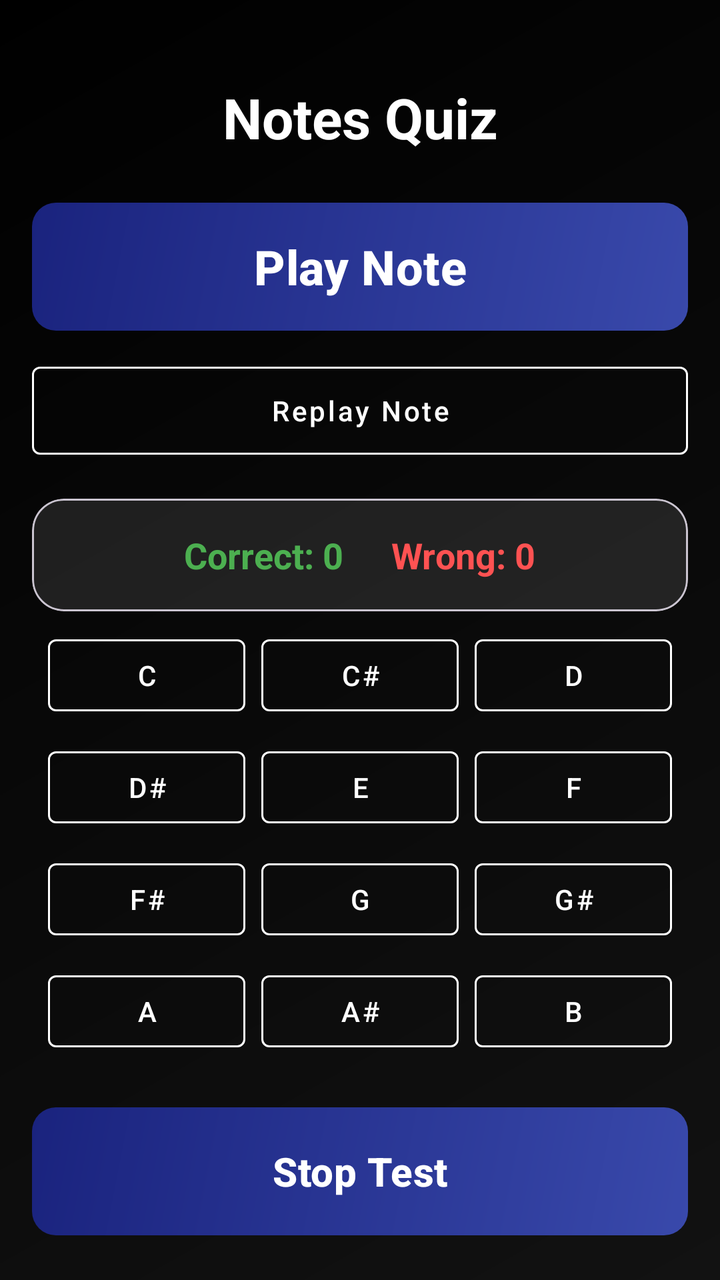
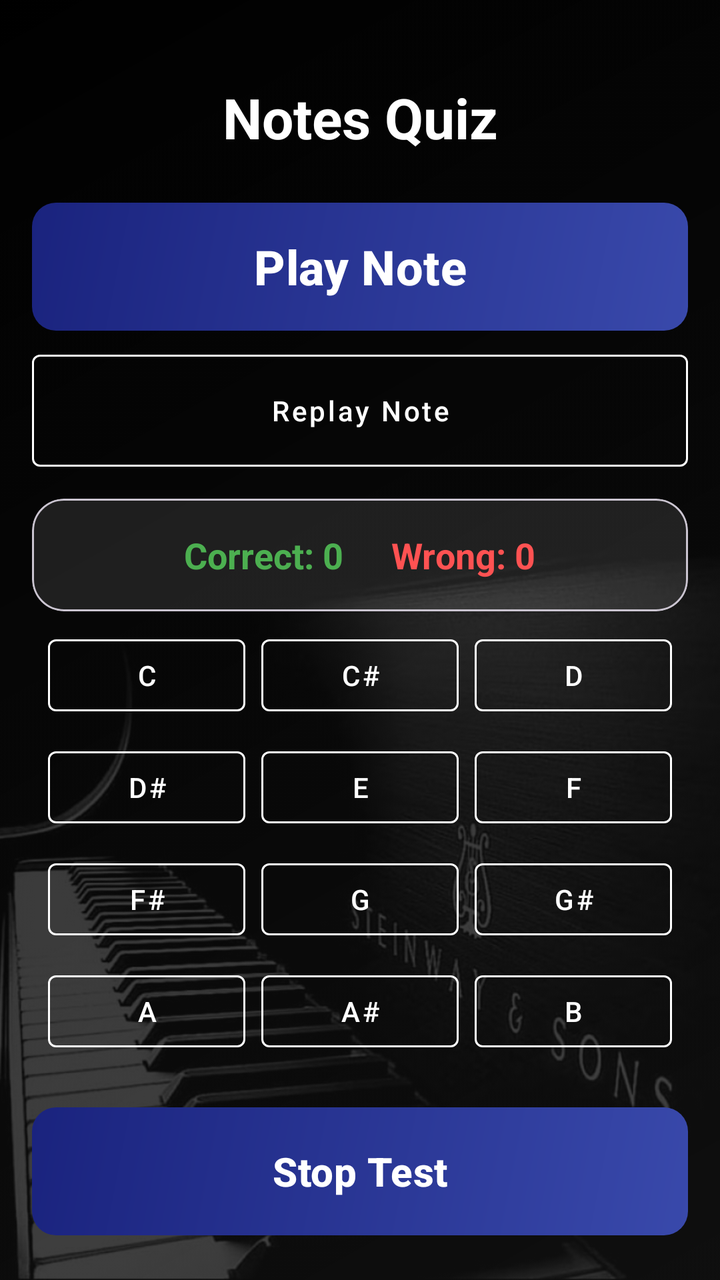

Screens rendered from an Android XML layout before and after an edit, with the pre-edit source and the edit as a unified diff.
<!-- AndroidManifest.xml: application theme Theme.GeffenFinalProject -->
<!-- res/layout/activity_user_notes_quiz.xml -->
<?xml version="1.0" encoding="utf-8"?>
<androidx.constraintlayout.widget.ConstraintLayout xmlns:android="http://schemas.android.com/apk/res/android"
    xmlns:app="http://schemas.android.com/apk/res-auto"
    xmlns:tools="http://schemas.android.com/tools"
    android:id="@+id/main"
    android:layout_width="match_parent"
    android:layout_height="match_parent"
    android:background="@drawable/main_gradient"
    tools:context=".user_notes_quiz">

    <ScrollView
        android:layout_width="match_parent"
        android:layout_height="match_parent"
        android:fillViewport="true">

        <LinearLayout
            android:layout_width="match_parent"
            android:layout_height="wrap_content"
            android:orientation="vertical"
            android:padding="16dp">

            <TextView
                android:layout_width="match_parent"
                android:layout_height="wrap_content"
                android:layout_marginTop="24dp"
                android:layout_marginBottom="24dp"
                android:textColor="@color/white"
                android:textStyle="bold"
                android:text="Notes Quiz"
                android:gravity="center"
                android:textSize="28sp" />

            <com.google.android.material.button.MaterialButton
                android:id="@+id/btnPlay"
                android:layout_width="match_parent"
                android:layout_height="64dp"
                android:text="Play Note"
                android:textColor="@color/white"
                android:background="@drawable/button_primary"
                app:backgroundTint="@null"
                app:cornerRadius="12dp"
                android:textSize="24sp"
                android:textStyle="bold"
                android:textAllCaps="false"
                android:layout_marginBottom="12dp" />

            <com.google.android.material.button.MaterialButton
                android:id="@+id/replay"
                style="@style/Widget.MaterialComponents.Button.OutlinedButton"
                android:layout_width="match_parent"
                android:layout_height="56dp"
                android:layout_marginBottom="16dp"
                android:text="Replay Note"
                android:textAllCaps="false"
                android:textColor="@color/white"
                app:strokeColor="@color/white" />

            <com.google.android.material.card.MaterialCardView
                android:layout_width="match_parent"
                android:layout_height="wrap_content"
                app:cardBackgroundColor="#1AFFFFFF"
                app:cardCornerRadius="16dp"
                app:cardElevation="0dp">

                <LinearLayout
                    android:layout_width="match_parent"
                    android:layout_height="wrap_content"
                    android:gravity="center"
                    android:orientation="horizontal"
                    android:padding="16dp">

                    <TextView
                        android:id="@+id/scoreText"
                        android:layout_width="wrap_content"
                        android:layout_height="wrap_content"
                        android:layout_marginEnd="24dp"
                        android:text="Correct: 0"
                        android:textColor="#4CAF50"
                        android:textSize="18sp"
                        android:textStyle="bold" />

                    <TextView
                        android:id="@+id/wrongText"
                        android:layout_width="wrap_content"
                        android:layout_height="wrap_content"
                        android:text="Wrong: 0"
                        android:textColor="#FF5252"
                        android:textSize="18sp"
                        android:textStyle="bold" />
                </LinearLayout>
            </com.google.android.material.card.MaterialCardView>

            <GridLayout
                android:layout_width="match_parent"
                android:layout_height="wrap_content"
                android:columnCount="3"
                android:padding="4dp">

                <com.google.android.material.button.MaterialButton android:id="@+id/btnC" android:layout_width="0dp" android:layout_gravity="fill_horizontal" android:layout_columnWeight="1" android:text="C" style="@style/Widget.MaterialComponents.Button.OutlinedButton" android:textColor="@color/white" app:strokeColor="@color/white" android:layout_margin="4dp"/>
                <com.google.android.material.button.MaterialButton android:id="@+id/btnCSharp" android:layout_width="0dp" android:layout_gravity="fill_horizontal" android:layout_columnWeight="1" android:text="C#" style="@style/Widget.MaterialComponents.Button.OutlinedButton" android:textColor="@color/white" app:strokeColor="@color/white" android:layout_margin="4dp"/>
                <com.google.android.material.button.MaterialButton android:id="@+id/btnD" android:layout_width="0dp" android:layout_gravity="fill_horizontal" android:layout_columnWeight="1" android:text="D" style="@style/Widget.MaterialComponents.Button.OutlinedButton" android:textColor="@color/white" app:strokeColor="@color/white" android:layout_margin="4dp"/>
                <com.google.android.material.button.MaterialButton android:id="@+id/btnDSharp" android:layout_width="0dp" android:layout_gravity="fill_horizontal" android:layout_columnWeight="1" android:text="D#" style="@style/Widget.MaterialComponents.Button.OutlinedButton" android:textColor="@color/white" app:strokeColor="@color/white" android:layout_margin="4dp"/>
                <com.google.android.material.button.MaterialButton android:id="@+id/btnE" android:layout_width="0dp" android:layout_gravity="fill_horizontal" android:layout_columnWeight="1" android:text="E" style="@style/Widget.MaterialComponents.Button.OutlinedButton" android:textColor="@color/white" app:strokeColor="@color/white" android:layout_margin="4dp"/>
                <com.google.android.material.button.MaterialButton android:id="@+id/btnF" android:layout_width="0dp" android:layout_gravity="fill_horizontal" android:layout_columnWeight="1" android:text="F" style="@style/Widget.MaterialComponents.Button.OutlinedButton" android:textColor="@color/white" app:strokeColor="@color/white" android:layout_margin="4dp"/>
                <com.google.android.material.button.MaterialButton android:id="@+id/btnFSharp" android:layout_width="0dp" android:layout_gravity="fill_horizontal" android:layout_columnWeight="1" android:text="F#" style="@style/Widget.MaterialComponents.Button.OutlinedButton" android:textColor="@color/white" app:strokeColor="@color/white" android:layout_margin="4dp"/>
                <com.google.android.material.button.MaterialButton android:id="@+id/btnG" android:layout_width="0dp" android:layout_gravity="fill_horizontal" android:layout_columnWeight="1" android:text="G" style="@style/Widget.MaterialComponents.Button.OutlinedButton" android:textColor="@color/white" app:strokeColor="@color/white" android:layout_margin="4dp"/>
                <com.google.android.material.button.MaterialButton android:id="@+id/btnGSharp" android:layout_width="0dp" android:layout_gravity="fill_horizontal" android:layout_columnWeight="1" android:text="G#" style="@style/Widget.MaterialComponents.Button.OutlinedButton" android:textColor="@color/white" app:strokeColor="@color/white" android:layout_margin="4dp"/>
                <com.google.android.material.button.MaterialButton android:id="@+id/btnA" android:layout_width="0dp" android:layout_gravity="fill_horizontal" android:layout_columnWeight="1" android:text="A" style="@style/Widget.MaterialComponents.Button.OutlinedButton" android:textColor="@color/white" app:strokeColor="@color/white" android:layout_margin="4dp"/>
                <com.google.android.material.button.MaterialButton android:id="@+id/btnASharp" android:layout_width="0dp" android:layout_gravity="fill_horizontal" android:layout_columnWeight="1" android:text="A#" style="@style/Widget.MaterialComponents.Button.OutlinedButton" android:textColor="@color/white" app:strokeColor="@color/white" android:layout_margin="4dp"/>
                <com.google.android.material.button.MaterialButton android:id="@+id/btnB" android:layout_width="0dp" android:layout_gravity="fill_horizontal" android:layout_columnWeight="1" android:text="B" style="@style/Widget.MaterialComponents.Button.OutlinedButton" android:textColor="@color/white" app:strokeColor="@color/white" android:layout_margin="4dp"/>

            </GridLayout>

            <com.google.android.material.button.MaterialButton
                android:id="@+id/btnStop"
                android:layout_width="match_parent"
                android:layout_height="64dp"
                android:text="Stop Test"
                android:textColor="@color/white"
                android:background="@drawable/button_primary"
                app:backgroundTint="@null"
                app:cornerRadius="12dp"
                android:textSize="20sp"
                android:textStyle="bold"
                android:textAllCaps="false"
                android:layout_marginTop="16dp" />

        </LinearLayout>
    </ScrollView>

</androidx.constraintlayout.widget.ConstraintLayout>
<!-- resources referenced by this layout -->
<resources>
  <color name="white">#FFFFFFFF</color>
  <!-- drawable button_primary (drawable) -->
  <?xml version="1.0" encoding="utf-8"?>
  <ripple xmlns:android="http://schemas.android.com/apk/res/android"
      android:color="#40FFFFFF">
      <item android:drawable="@drawable/button_gradient" />
  </ripple>
  <!-- drawable main_gradient (drawable) -->
  <?xml version="1.0" encoding="utf-8"?>
  <shape xmlns:android="http://schemas.android.com/apk/res/android"
      android:shape="rectangle">
      <gradient
          android:angle="135"
          android:endColor="@color/bg_end"
          android:startColor="@color/bg_start"
          android:type="linear" />
  </shape>
  <style name="Theme.GeffenFinalProject" parent="Base.Theme.GeffenFinalProject" />
  <!-- drawable button_gradient (drawable) -->
  <?xml version="1.0" encoding="utf-8"?>
  <shape xmlns:android="http://schemas.android.com/apk/res/android"
      android:shape="rectangle">
      <gradient
          android:angle="135"
          android:endColor="@color/button_bg_end"
          android:startColor="@color/button_bg_start"
          android:type="linear" />
      <corners android:radius="12dp" />
  </shape>
  <color name="bg_end">#000000</color>
  <color name="bg_start">#121212</color>
  <style name="Base.Theme.GeffenFinalProject" parent="Theme.Material3.DayNight.NoActionBar">
          
          
      </style>
  <color name="button_bg_end">#1A237E</color>
  <color name="button_bg_start">#3949AB</color>
</resources>

<!-- the commit's change to res/layout/activity_user_notes_quiz.xml (unified diff, before → after) -->
@@ -7,6 +7,13 @@
     android:layout_height="match_parent"
     android:background="@drawable/main_gradient"
     tools:context=".user_notes_quiz">
+
+    <ImageView
+        android:layout_width="match_parent"
+        android:layout_height="match_parent"
+        android:src="@drawable/pianoimage"
+        android:scaleType="centerCrop"
+        android:alpha="0.2" />
 
     <ScrollView
         android:layout_width="match_parent"
@@ -33,10 +40,13 @@
             <com.google.android.material.button.MaterialButton
                 android:id="@+id/btnPlay"
                 android:layout_width="match_parent"
-                android:layout_height="64dp"
+                android:layout_height="wrap_content"
+                android:minHeight="64dp"
                 android:text="Play Note"
                 android:textColor="@color/white"
                 android:background="@drawable/button_primary"
+                android:insetTop="0dp"
+                android:insetBottom="0dp"
                 app:backgroundTint="@null"
                 app:cornerRadius="12dp"
                 android:textSize="24sp"
@@ -48,11 +58,14 @@
                 android:id="@+id/replay"
                 style="@style/Widget.MaterialComponents.Button.OutlinedButton"
                 android:layout_width="match_parent"
-                android:layout_height="56dp"
+                android:layout_height="wrap_content"
+                android:minHeight="56dp"
                 android:layout_marginBottom="16dp"
                 android:text="Replay Note"
                 android:textAllCaps="false"
                 android:textColor="@color/white"
+                android:insetTop="0dp"
+                android:insetBottom="0dp"
                 app:strokeColor="@color/white" />
 
             <com.google.android.material.card.MaterialCardView
<!-- resource entries referenced after the edit -->
@@ -17,6 +17,7 @@
           android:startColor="@color/bg_start"
           android:type="linear" />
   </shape>
+  <!-- drawable pianoimage: jpg bitmap (drawable, 51988 bytes) -->
   <style name="Theme.GeffenFinalProject" parent="Base.Theme.GeffenFinalProject" />
   <!-- drawable button_gradient (drawable) -->
   <?xml version="1.0" encoding="utf-8"?>
